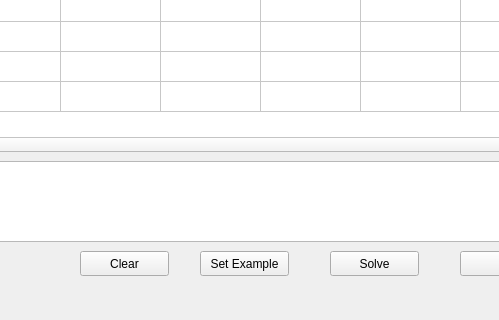
The window that mainwindow.ui (hvdbrand/puzzle-solver) describes before a commit, drawn with Qt 5; both pictures show x 160 to 659 and y 356 to 676 of the 1231 by 676 pixel window.
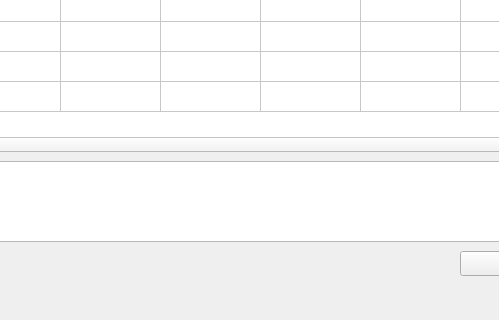
The same window after the commit.

Commit message: Replace buttons by menu items, add load option (returns default, does not yet load xml), and disables the UI when no puzzle is loaded

Diff of the .ui file:
```diff
--- a/mainwindow.ui
+++ b/mainwindow.ui
@@ -186,45 +186,6 @@
      </property>
     </column>
    </widget>
-   <widget class="QPushButton" name="solveButton">
-    <property name="geometry">
-     <rect>
-      <x>490</x>
-      <y>590</y>
-      <width>89</width>
-      <height>25</height>
-     </rect>
-    </property>
-    <property name="text">
-     <string>Solve</string>
-    </property>
-   </widget>
-   <widget class="QPushButton" name="setExampleButton">
-    <property name="geometry">
-     <rect>
-      <x>360</x>
-      <y>590</y>
-      <width>89</width>
-      <height>25</height>
-     </rect>
-    </property>
-    <property name="text">
-     <string>Set Example</string>
-    </property>
-   </widget>
-   <widget class="QPushButton" name="clearButton">
-    <property name="geometry">
-     <rect>
-      <x>240</x>
-      <y>590</y>
-      <width>89</width>
-      <height>25</height>
-     </rect>
-    </property>
-    <property name="text">
-     <string>Clear</string>
-    </property>
-   </widget>
    <widget class="QComboBox" name="comboBox">
     <property name="geometry">
      <rect>
```
Left out of the diff: 2 changed lines with no effect on the pictures. The commit also changes 7 other files.
